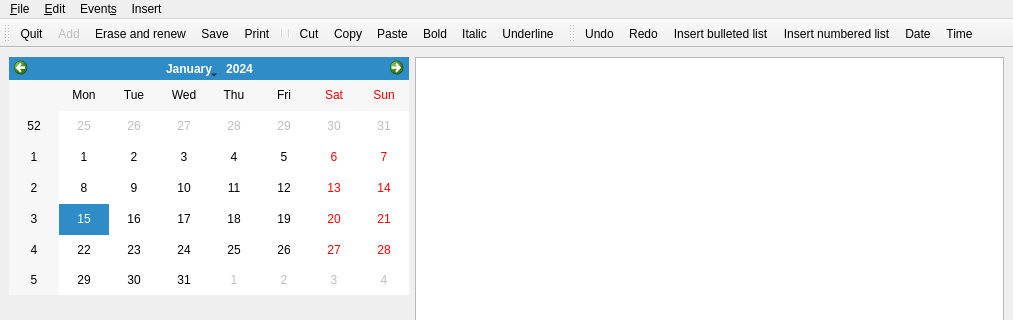
Before: the Qt Designer form ui/main_ui.ui in vangeytedvg/Diary, drawn with Qt 5; both pictures show x 0 to 1013 and y 0 to 320 of the 1013 by 564 pixel window.
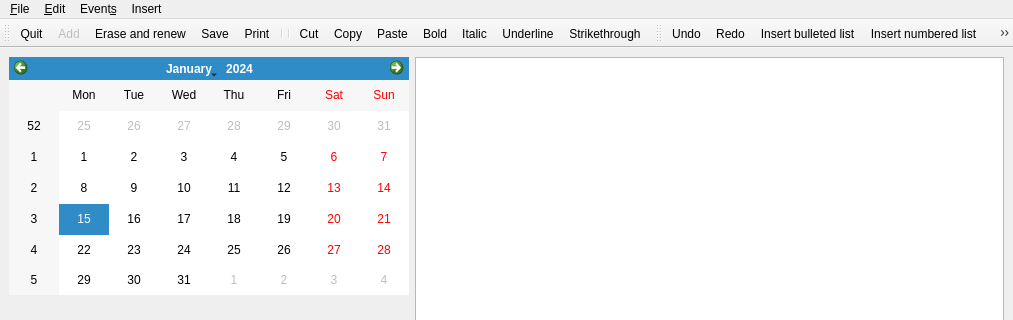
After: the same form once the commit is applied. Icons and pictures are not drawn.

What changed in the file:
```diff
--- a/ui/main_ui.ui
+++ b/ui/main_ui.ui
@@ -121,6 +121,7 @@
    <addaction name="actionBold"/>
    <addaction name="actionItalic"/>
    <addaction name="actionUnderline"/>
+   <addaction name="actionStrikethrough"/>
   </widget>
   <widget class="QToolBar" name="toolBar_2">
    <property name="windowTitle">
@@ -331,6 +332,15 @@
     <string>Time</string>
    </property>
   </action>
+  <action name="actionStrikethrough">
+   <property name="icon">
+    <iconset resource="icons.qrc">
+     <normaloff>:/tlb/strikethrough.png</normaloff>:/tlb/strikethrough.png</iconset>
+   </property>
+   <property name="text">
+    <string>Strikethrough</string>
+   </property>
+  </action>
  </widget>
  <resources>
   <include location="icons.qrc"/>
```
Left out of the diff: 1 changed line with no effect on the pictures.
